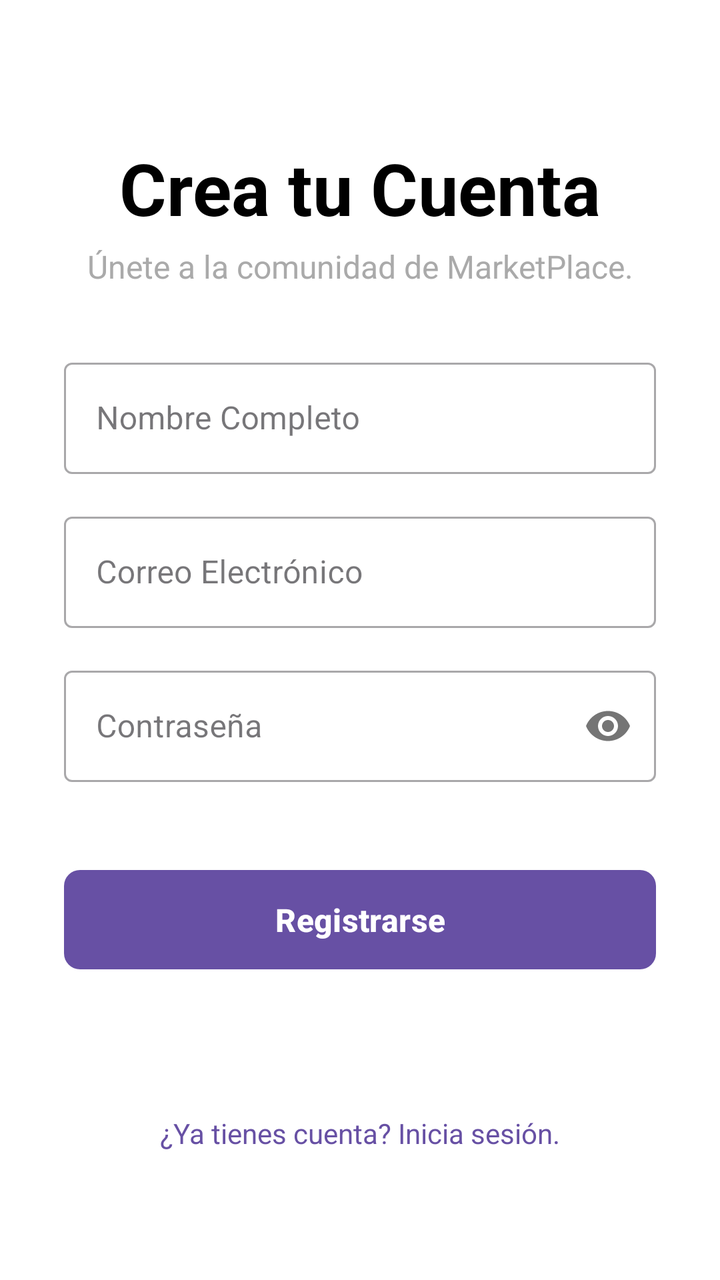
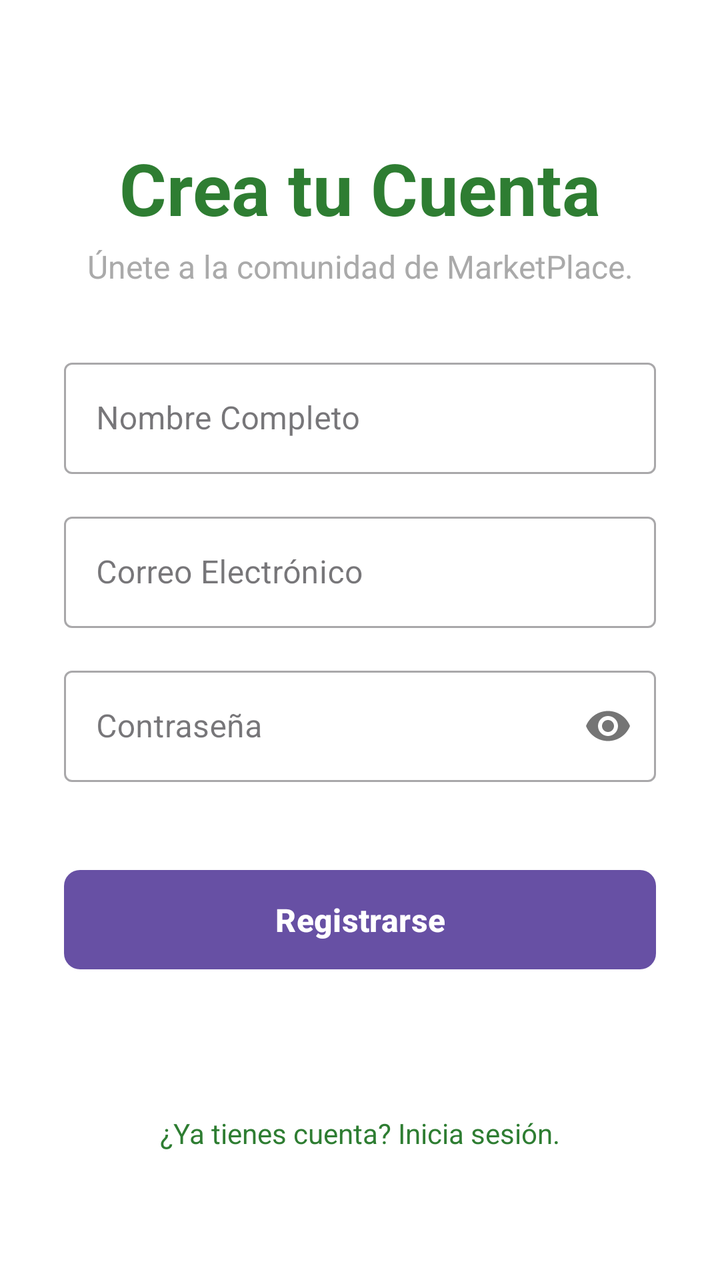

Screens rendered from an Android XML layout before and after an edit, with the pre-edit source and the edit as a unified diff.
<!-- AndroidManifest.xml: application theme Theme.MyApplication -->
<!-- res/layout/activity_registro.xml -->
<?xml version="1.0" encoding="utf-8"?>
<androidx.constraintlayout.widget.ConstraintLayout
    xmlns:android="http://schemas.android.com/apk/res/android"
    xmlns:app="http://schemas.android.com/apk/res-auto"
    xmlns:tools="http://schemas.android.com/tools"
    android:layout_width="match_parent"
    android:layout_height="match_parent"
    android:padding="32dp"
    android:background="@color/white"
    tools:context=".Registro">
    
    <androidx.constraintlayout.widget.Guideline
        android:id="@+id/guideline_top"
        android:layout_width="wrap_content"
        android:layout_height="wrap_content"
        android:orientation="horizontal"
        app:layout_constraintGuide_percent="0.25" />
    
    <TextView
        android:id="@+id/tv_title_registro"
        android:layout_width="wrap_content"
        android:layout_height="wrap_content"
        android:text="Crea tu Cuenta"
        android:textSize="36sp"
        android:textStyle="bold"
        android:textColor="@color/black"
        app:layout_constraintBottom_toTopOf="@+id/tv_subtitle_registro"
        app:layout_constraintStart_toStartOf="parent"
        app:layout_constraintEnd_toEndOf="parent"
        app:layout_constraintTop_toTopOf="parent"
        app:layout_constraintVertical_bias="0.9" />
    
    <TextView
        android:id="@+id/tv_subtitle_registro"
        android:layout_width="0dp"
        android:layout_height="wrap_content"
        android:text="Únete a la comunidad de MarketPlace."
        android:textSize="16sp"
        android:gravity="center"
        android:textColor="@android:color/darker_gray"
        android:layout_marginTop="8dp"
        android:layout_marginBottom="32dp"
        app:layout_constraintBottom_toTopOf="@+id/til_nombre"
        app:layout_constraintStart_toStartOf="parent"
        app:layout_constraintEnd_toEndOf="parent" />
    
    <com.google.android.material.textfield.TextInputLayout
        android:id="@+id/til_nombre"
        android:layout_width="0dp"
        android:layout_height="wrap_content"
        app:layout_constraintEnd_toEndOf="parent"
        app:layout_constraintStart_toStartOf="parent"
        app:layout_constraintTop_toTopOf="@+id/guideline_top"

        style="@style/Widget.MaterialComponents.TextInputLayout.OutlinedBox">
        <com.google.android.material.textfield.TextInputEditText
            android:id="@+id/et_nombre"
            android:layout_width="match_parent"
            android:layout_height="wrap_content"
            android:hint="Nombre Completo"
            android:inputType="textPersonName" />
    </com.google.android.material.textfield.TextInputLayout>
    
    <com.google.android.material.textfield.TextInputLayout
        android:id="@+id/til_email"
        android:layout_width="0dp"
        android:layout_height="wrap_content"
        android:layout_marginTop="16dp"
        app:layout_constraintEnd_toEndOf="parent"
        app:layout_constraintStart_toStartOf="parent"
        app:layout_constraintTop_toBottomOf="@+id/til_nombre"

        style="@style/Widget.MaterialComponents.TextInputLayout.OutlinedBox">
        <com.google.android.material.textfield.TextInputEditText
            android:id="@+id/et_email"
            android:layout_width="match_parent"
            android:layout_height="wrap_content"
            android:hint="Correo Electrónico"
            android:inputType="textEmailAddress" />
    </com.google.android.material.textfield.TextInputLayout>
    
    <com.google.android.material.textfield.TextInputLayout
        android:id="@+id/til_password"
        android:layout_width="0dp"
        android:layout_height="wrap_content"
        android:layout_marginTop="16dp"
        app:layout_constraintEnd_toEndOf="parent"
        app:layout_constraintStart_toStartOf="parent"
        app:layout_constraintTop_toBottomOf="@+id/til_email"
        app:passwordToggleEnabled="true"

        style="@style/Widget.MaterialComponents.TextInputLayout.OutlinedBox">
        <com.google.android.material.textfield.TextInputEditText
            android:id="@+id/et_password"
            android:layout_width="match_parent"
            android:layout_height="wrap_content"
            android:hint="Contraseña"
            android:inputType="textPassword" />
    </com.google.android.material.textfield.TextInputLayout>
    
    <Button
        android:id="@+id/btn_registro"
        android:layout_width="0dp"
        android:layout_height="wrap_content"
        android:layout_marginTop="40dp"
        android:padding="14dp"
        android:text="Registrarse"
        android:textSize="16sp"
        android:textStyle="bold"
        app:cornerRadius="8dp"
        android:elevation="4dp"
        app:layout_constraintEnd_toEndOf="parent"
        app:layout_constraintStart_toStartOf="parent"
        app:layout_constraintTop_toBottomOf="@+id/til_password" />
    
    <TextView
        android:id="@+id/tv_link_login"
        android:layout_width="wrap_content"
        android:layout_height="wrap_content"
        android:layout_marginBottom="32dp"
        android:clickable="true"
        android:focusable="true"
        android:text="¿Ya tienes cuenta? Inicia sesión."
        android:textColor="?attr/colorPrimary"
        android:textSize="14sp"
        app:layout_constraintBottom_toBottomOf="parent"
        app:layout_constraintEnd_toEndOf="parent"
        app:layout_constraintStart_toStartOf="parent" />
</androidx.constraintlayout.widget.ConstraintLayout>
<!-- resources referenced by this layout -->
<resources>
  <color name="black">#FF000000</color>
  <color name="white">#FFFFFFFF</color>
  <style name="Theme.MyApplication" parent="Base.Theme.MyApplication" />
  <style name="Base.Theme.MyApplication" parent="Theme.Material3.DayNight.NoActionBar">
          
          
      </style>
</resources>

<!-- the commit's change to res/layout/activity_registro.xml (unified diff, before → after) -->
@@ -6,7 +6,7 @@
     android:layout_width="match_parent"
     android:layout_height="match_parent"
     android:padding="32dp"
-    android:background="@color/white"
+    android:background="@color/blanco"
     tools:context=".Registro">
     
     <androidx.constraintlayout.widget.Guideline
@@ -23,7 +23,7 @@
         android:text="Crea tu Cuenta"
         android:textSize="36sp"
         android:textStyle="bold"
-        android:textColor="@color/black"
+        android:textColor="@color/verdeEtiqueta"
         app:layout_constraintBottom_toTopOf="@+id/tv_subtitle_registro"
         app:layout_constraintStart_toStartOf="parent"
         app:layout_constraintEnd_toEndOf="parent"
@@ -121,7 +121,7 @@
         android:clickable="true"
         android:focusable="true"
         android:text="¿Ya tienes cuenta? Inicia sesión."
-        android:textColor="?attr/colorPrimary"
+        android:textColor="@color/verdeEtiqueta"
         android:textSize="14sp"
         app:layout_constraintBottom_toBottomOf="parent"
         app:layout_constraintEnd_toEndOf="parent"
<!-- resource entries referenced after the edit -->
@@ -1,7 +1,7 @@
 <!-- resources referenced by this layout -->
 <resources>
-  <color name="black">#FF000000</color>
-  <color name="white">#FFFFFFFF</color>
+  <color name="blanco">#FFFFFF</color>
+  <color name="verdeEtiqueta">#2E7D32</color>
   <style name="Theme.MyApplication" parent="Base.Theme.MyApplication" />
   <style name="Base.Theme.MyApplication" parent="Theme.Material3.DayNight.NoActionBar">
           
